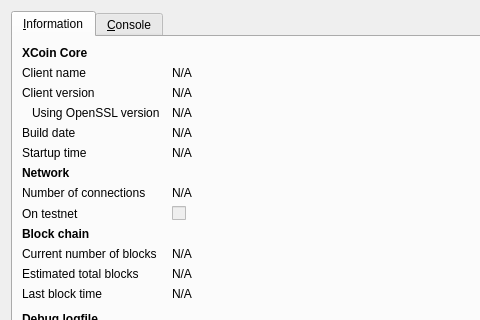
Above: src/qt/forms/rpcconsole.ui from kryptobytes/Hrank before the change; both pictures show x 0 to 480 and y 0 to 320 of the 740 by 450 pixel window. Below: the same form after it.
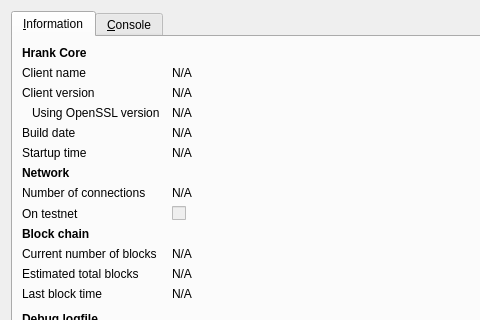
That is the form after the change. Icons and pictures are not drawn.

Commit message: All names changed to Hrank

The edit to the form file:
```diff
--- a/src/qt/forms/rpcconsole.ui
+++ b/src/qt/forms/rpcconsole.ui
@@ -36,7 +36,7 @@
           </font>
          </property>
          <property name="text">
-          <string>XCoin Core</string>
+          <string>Hrank Core</string>
          </property>
         </widget>
        </item>
```
Left out of the diff: 6 changed lines with no effect on the pictures. The commit also changes 49 other files.
